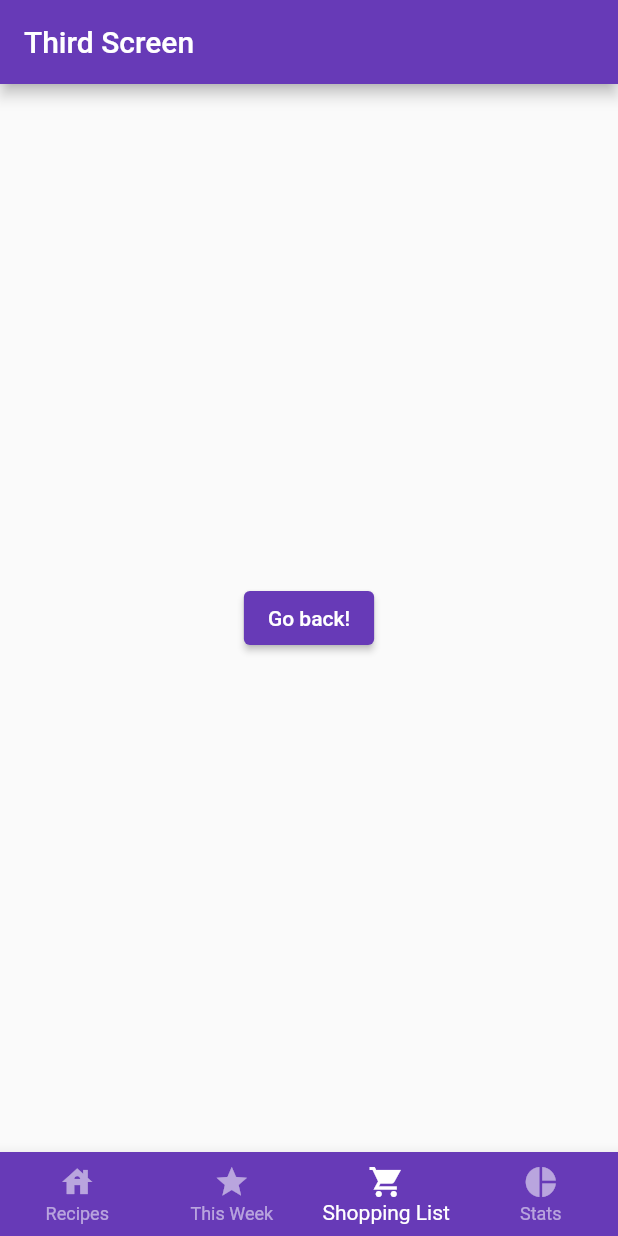
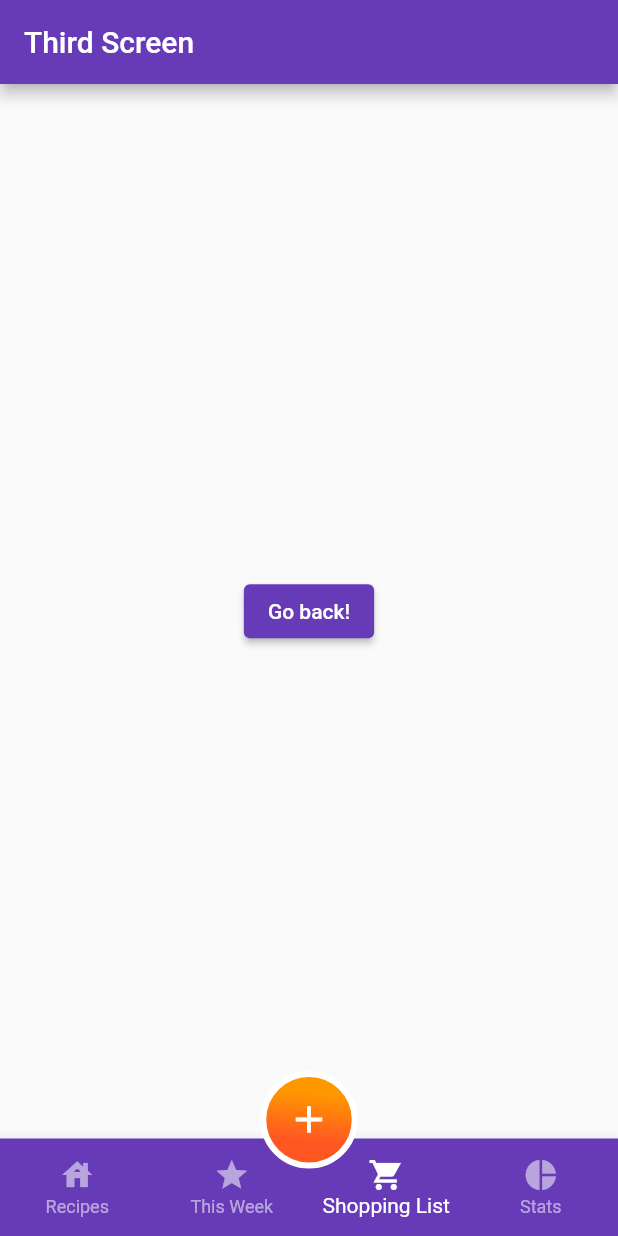
Before and after one commit to nicolaslara/foodplanner, a Flutter app: the screen it shows after launch, item 3 of the bottom bar chosen, on a phone screen of 412 x 824 dp. Run offline on Flutter 3.47's test engine with Material 2 defaults, Android fonts, the phone set to English and light mode, and no system bars; our stand-ins replace cloud_firestore, firebase_core; accounts and stored records are empty.

Commit message:
bottom nav decorations

```diff
--- a/lib/main.dart
+++ b/lib/main.dart
@@ -16,25 +16,30 @@ class FoodPlanner extends StatelessWidget {
       future: _initialization,
       builder: (context, snapshot) {
         if (snapshot.hasError) {
+          print('ERROR');
           return Text('Error');
         }
+        var app;
         if (snapshot.connectionState == ConnectionState.done) {
+          app = Navigation();
+        }else {
+          app =  Scaffold(
+              backgroundColor: Colors.deepPurple,
+              body: Center(
+                  child: Text("Initializing Firebase!",
+                    style: TextStyle(color: Colors.white),
+                  )
+              )
+          );
+        }
+
           return MaterialApp(
               theme: ThemeData(
                 primarySwatch: Colors.deepPurple,
               ),
-              home: Navigation()
+              home: app
           );
         }
-
-        // Loading screen
-        return MaterialApp(
-          home: Scaffold(
-            backgroundColor: Colors.deepPurple,
-            body: Center(child: Text("Initializing Firebase!", style: TextStyle(color: Colors.white),))
-          ),
-        );
-      },
     );
   }
 }
--- a/lib/widgets/navigation.dart
+++ b/lib/widgets/navigation.dart
@@ -72,7 +72,39 @@ class _NavigationState extends State<Navigation> {
             index: routeIndex,
             children: pageList,
           ),
-          bottomNavigationBar: BottomNavigationBar(
+          floatingActionButtonLocation: FloatingActionButtonLocation.centerDocked,
+          floatingActionButton: Padding(
+              padding: EdgeInsets.only(bottom: 25),
+              child: SizedBox(
+                  height: 65,
+                  width: 65,
+                  child: FloatingActionButton(
+                    backgroundColor: Colors.transparent,
+                    elevation: 0,
+                    onPressed: () {  },
+                    child: Container(
+                      height: 65,
+                      width: 65,
+                      decoration: BoxDecoration(
+                        border: Border.all(color: Colors.white, width: 4),
+                        shape: BoxShape.circle,
+                        gradient: LinearGradient(
+                          begin: const Alignment(0.7, -0.5),
+                          end: const Alignment(0.6, 0.5),
+                          colors: [
+                            Colors.orange,
+                            Colors.deepOrange,
+                          ],
+                        ),
+                      ),
+                      child: Icon(Icons.add, size: 30),
+                    ),
+                  )
+              )
+          ),
+          bottomNavigationBar: SizedBox(
+            height: 65,
+            child: BottomNavigationBar(
               backgroundColor: Colors.deepPurple,
               selectedItemColor: Colors.white,
               unselectedItemColor: Colors.white54,
@@ -97,6 +129,7 @@ class _NavigationState extends State<Navigation> {
               ],
               currentIndex: routeIndex,
               onTap: _onItemTapped,
+            ),
           )),
     );
   }
```
Lines whose indentation alone changed are shown as unchanged.
